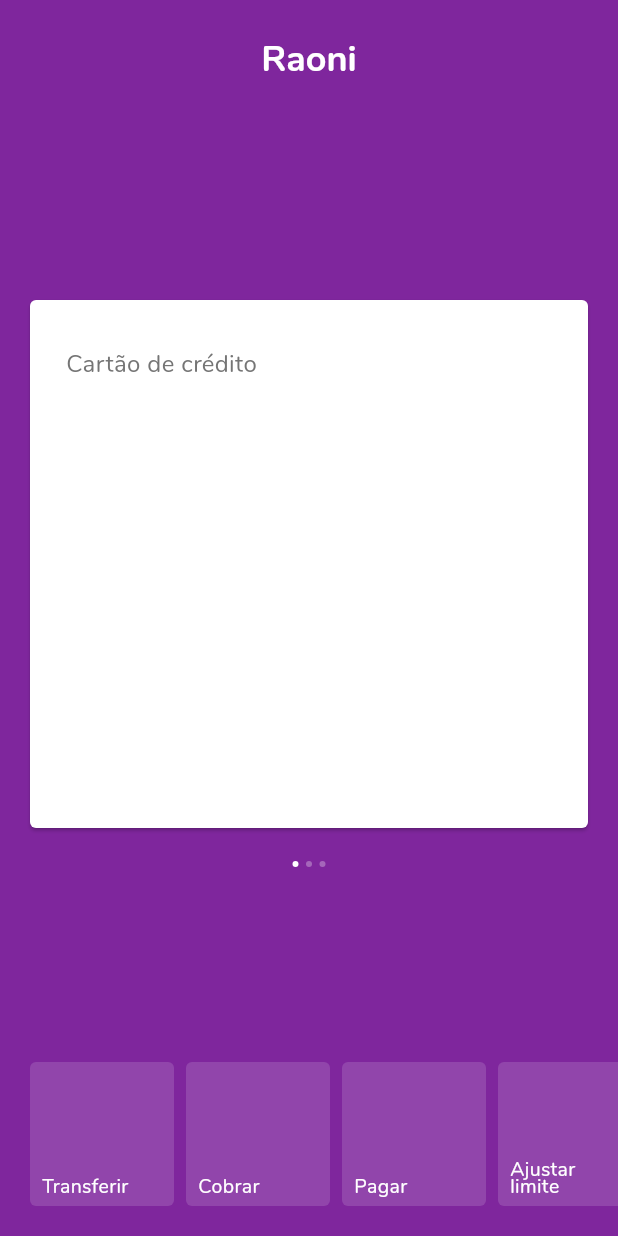
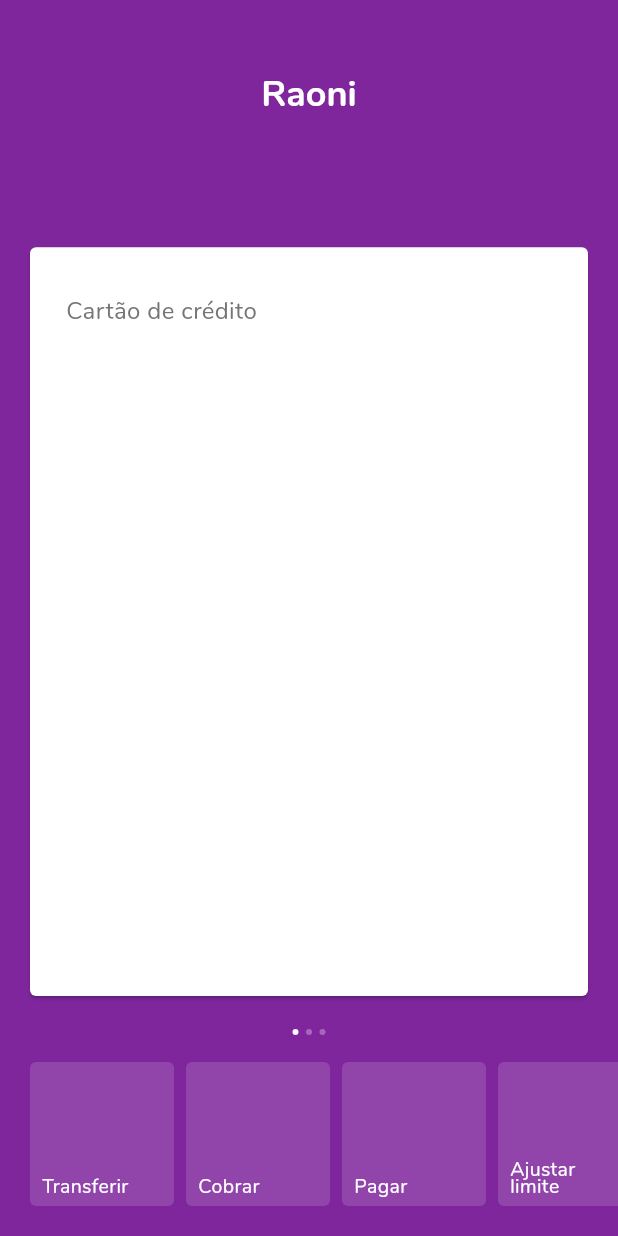
Before and after one commit to raonidemarchi/nubank-clone-flutter, a Flutter app: the screen it shows after launch, on a phone screen of 412 x 824 dp. Run offline on Flutter 3.47's test engine with Material 2 defaults, Android fonts, the phone set to English and light mode, and no system bars; drawn by our look-alikes of carousel_slider.

Commit message:
Add positioned widgets for dragging cards

```diff
--- a/lib/main.dart
+++ b/lib/main.dart
@@ -1,20 +1,38 @@
 import 'package:flutter/material.dart';
+import 'package:flutter/services.dart';
 import 'package:nubank_clone/screens/home/home.dart';
 
 void main() => runApp(App());
 
 class App extends StatelessWidget {
+  final Color _primaryColor = Color(0xff7f269d);
+
   @override
   Widget build(BuildContext context) {
+
+    SystemChrome.setSystemUIOverlayStyle(SystemUiOverlayStyle.dark.copyWith(
+      // status bar
+      statusBarColor: Color(0),
+      statusBarIconBrightness: Brightness.light,
+
+      // navgitaion bar
+      systemNavigationBarColor: Color.alphaBlend(Color(0x66000000), _primaryColor),
+      systemNavigationBarIconBrightness: Brightness.light,
+    ));
+
+    SystemChrome.setPreferredOrientations([
+      DeviceOrientation.portraitUp,
+      DeviceOrientation.portraitDown,
+    ]);
 
     return MaterialApp(
       title: 'Nubank',
       home: Home(),
       debugShowCheckedModeBanner: false,
       theme: ThemeData(
-        primaryColor: Color(0xff7f269d),
-        accentColor: Color(0xff7f269d),
-        scaffoldBackgroundColor: Color(0xff7f269d),
+        primaryColor: _primaryColor,
+        accentColor: _primaryColor,
+        scaffoldBackgroundColor: _primaryColor,
         fontFamily: 'Nunito',
         textTheme: TextTheme(
           body1: TextStyle(fontSize: 14, letterSpacing: 0.25, color: Colors.white),
--- a/lib/screens/home/components/carousel/carousel.dart
+++ b/lib/screens/home/components/carousel/carousel.dart
@@ -21,10 +21,9 @@ class _Carousel extends State<Carousel> {
     return Column(
       children: [
         CarouselSlider(
-          height: 360,
+          height: (MediaQuery.of(context).size.height - 190) * .8,
           viewportFraction: 1.0,
           enableInfiniteScroll: false,
-          aspectRatio: 16 / 9,
           onPageChanged: (index) {
             setState(() {
               _current = index;
--- a/lib/screens/home/home.dart
+++ b/lib/screens/home/home.dart
@@ -1,47 +1,50 @@
 import 'package:flutter/material.dart';
-import 'package:flutter/services.dart';
 import 'package:nubank_clone/screens/home/components/carousel/carousel.dart';
 import 'package:nubank_clone/screens/home/components/horizontal_menu/horizontal_menu.dart';
 
 class Home extends StatelessWidget {
   @override
   Widget build(BuildContext context) {
-    SystemChrome.setSystemUIOverlayStyle(SystemUiOverlayStyle.dark.copyWith(
-      // status bar
-      statusBarColor: Color(0),
-      statusBarIconBrightness: Brightness.light,
 
-      // navgitaion bar
-      systemNavigationBarColor: Color.alphaBlend(Color(0x44000000), Theme.of(context).primaryColor),
-      systemNavigationBarIconBrightness: Brightness.light,
-    ));
 
     return Scaffold(
       body: SafeArea(
-        child: Column(
-          mainAxisAlignment: MainAxisAlignment.spaceBetween,
-          children: [
-            Container(
-              height: 80,
-              width: double.maxFinite,
-              child: Center(
-                child: Text(
+        child: Stack(children: [
+          Positioned(
+            left: 0,
+            right: 0,
+            height: (MediaQuery.of(context).size.height - 190) * .2,
+            child: Column(
+              mainAxisAlignment: MainAxisAlignment.center,
+              children: [
+                Text(
                   'Raoni',
                   style: Theme.of(context).textTheme.display4,
                 ),
-              ),
+              ],
             ),
+          ),
 
-            Container(
-              child: Carousel(),
+          Positioned(
+            left: 0,
+            right: 0,
+            bottom: 124,
+            child: Column(
+              mainAxisAlignment: MainAxisAlignment.center,
+              mainAxisSize: MainAxisSize.max,
+              children: [
+                Carousel(),
+              ],
             ),
+          ),
 
-            Container(
-              padding: EdgeInsets.only(bottom: 16),
-              child: HorizontalMenu(),
-            ),
-          ],
-        ),
+          Positioned(
+            left: 0,
+            right: 0,
+            bottom: 16,
+            child: HorizontalMenu(),
+          ),
+        ]),
       ),
     );
   }
```
